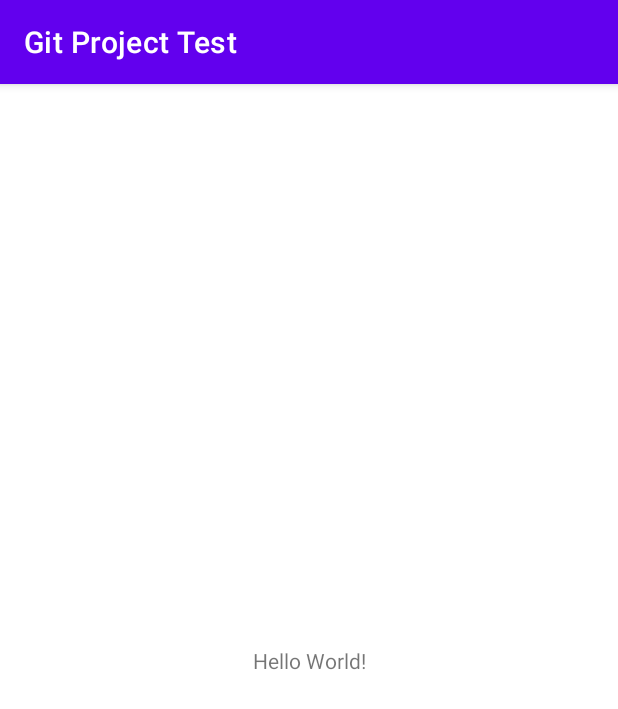
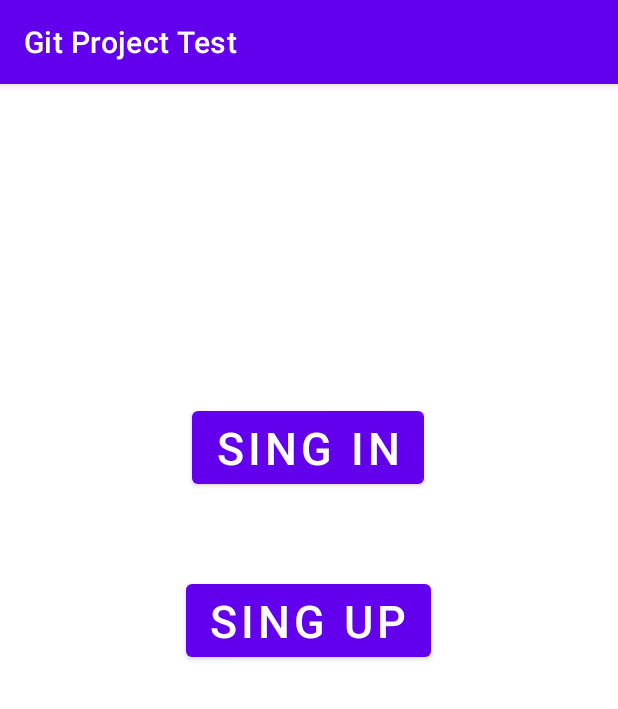
Before and after one commit to cristimanolache28/GitProjectTest, an Android app: the screen it shows after launch (MainActivity), on a phone screen of 412 x 824 dp. Shown: the top 709 px of the screen. Run offline under Robolectric (Android 15) with nearby library versions, the phone set to English and light mode, and no system bars.

Commit message:
I add the buttons for signIn and signUp

```diff
--- a/app/src/main/java/com/example/gitprojecttest/MainActivity.java
+++ b/app/src/main/java/com/example/gitprojecttest/MainActivity.java
@@ -3,12 +3,19 @@ package com.example.gitprojecttest;
 import androidx.appcompat.app.AppCompatActivity;
 
 import android.os.Bundle;
+import android.widget.Button;
 
 public class MainActivity extends AppCompatActivity {
+
+    Button btnSingIn, getBtnSingUp;
 
     @Override
     protected void onCreate(Bundle savedInstanceState) {
         super.onCreate(savedInstanceState);
         setContentView(R.layout.activity_main);
+
+        btnSingIn = findViewById(R.id.bnt_singIn);
+        getBtnSingUp = findViewById(R.id.btn_singUp);
+
     }
 }
--- a/app/src/main/res/layout/activity_main.xml
+++ b/app/src/main/res/layout/activity_main.xml
@@ -6,13 +6,29 @@
     android:layout_height="match_parent"
     tools:context=".MainActivity">
 
-    <TextView
+    <Button
+        android:id="@+id/bnt_singIn"
         android:layout_width="wrap_content"
         android:layout_height="wrap_content"
-        android:text="Hello World!"
-        app:layout_constraintBottom_toBottomOf="parent"
-        app:layout_constraintLeft_toLeftOf="parent"
-        app:layout_constraintRight_toRightOf="parent"
+        android:layout_marginTop="212dp"
+        android:text="Sing In"
+        android:textSize="30sp"
+        app:layout_constraintEnd_toEndOf="parent"
+        app:layout_constraintHorizontal_bias="0.498"
+        app:layout_constraintStart_toStartOf="parent"
         app:layout_constraintTop_toTopOf="parent" />
 
+    <Button
+        android:id="@+id/btn_singUp"
+        android:layout_width="wrap_content"
+        android:layout_height="wrap_content"
+        android:text="Sing Up"
+        android:textSize="30sp"
+        app:layout_constraintBottom_toBottomOf="parent"
+        app:layout_constraintEnd_toEndOf="parent"
+        app:layout_constraintHorizontal_bias="0.498"
+        app:layout_constraintStart_toStartOf="parent"
+        app:layout_constraintTop_toBottomOf="@+id/bnt_singIn"
+        app:layout_constraintVertical_bias="0.125" />
+
 </androidx.constraintlayout.widget.ConstraintLayout>
```
